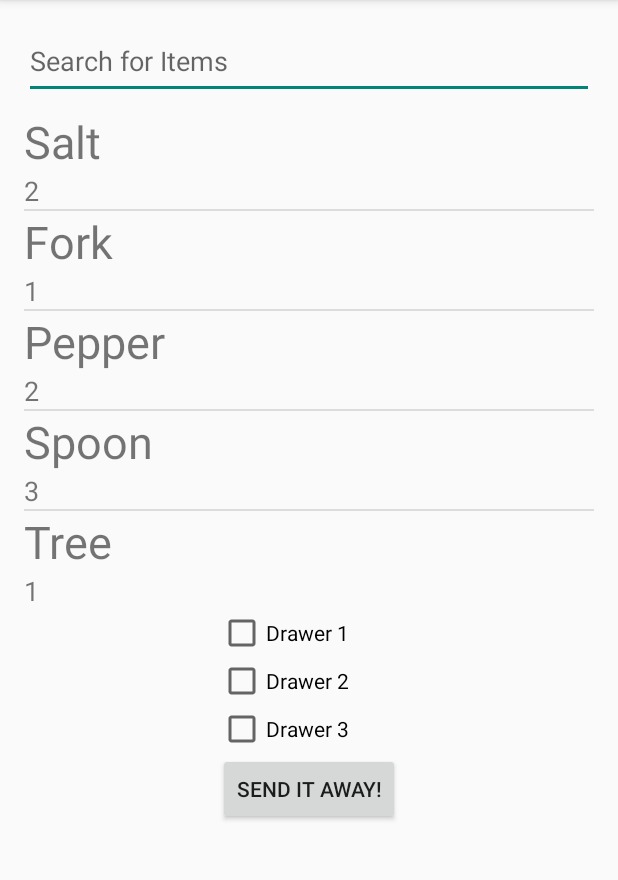
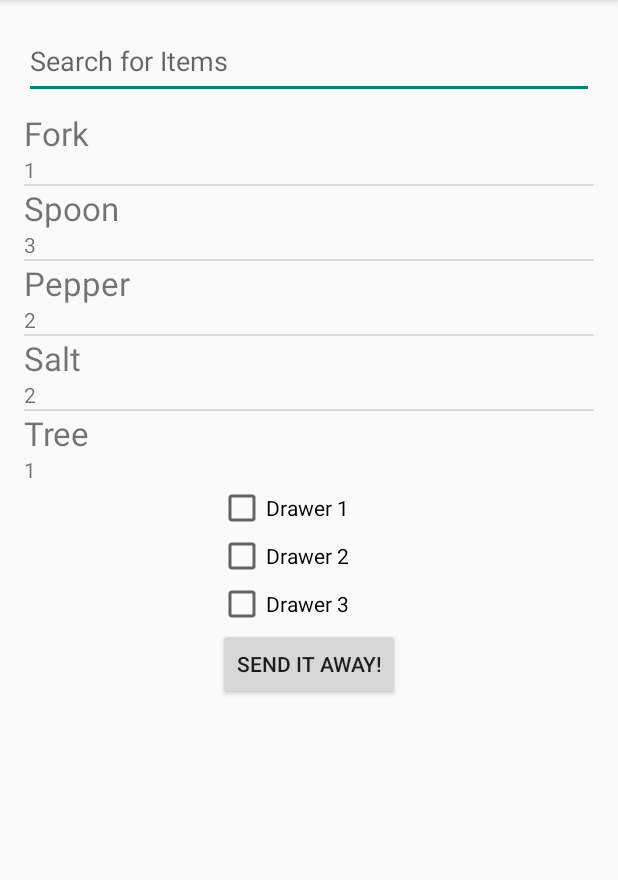
Before and after one commit to vishalkuo/HackTheNorth, an Android app: the screen it shows after launch (MainActivity), on a phone screen of 412 x 824 dp, the part 84-964 px from its top. Run offline under Robolectric (Android 15) with nearby library versions, the phone set to English and light mode, and no system bars.

Commit message:
Worst data structures eer

```diff
--- a/Android/Kitchen-Ehhd/app/src/main/java/com/kitchen_ehhd/MainActivity.java
+++ b/Android/Kitchen-Ehhd/app/src/main/java/com/kitchen_ehhd/MainActivity.java
@@ -3,9 +3,11 @@ package com.kitchen_ehhd;
 import android.app.Activity;
 import android.os.AsyncTask;
 import android.os.Bundle;
+import android.util.Log;
 import android.view.Menu;
 import android.view.MenuItem;
 import android.view.View;
+import android.widget.AdapterView;
 import android.widget.Button;
 import android.widget.CheckBox;
 import android.widget.ListView;
@@ -24,6 +26,7 @@ public class MainActivity extends Activity {
     private CheckBox c1;
     private CheckBox c2;
     private CheckBox c3;
+    private Map<String, Integer> itemMap;
 
     @Override
     protected void onCreate(Bundle savedInstanceState) {
@@ -33,6 +36,8 @@ public class MainActivity extends Activity {
         final Button button = (Button) findViewById(R.id.send);
 
         itemList = (ListView)findViewById(R.id.search_items);
+
+        itemMap = new MockSearchItems().getItemToDrawerMap();
 
         populateListView();
         button.setOnClickListener(new View.OnClickListener() {
@@ -82,11 +87,17 @@ public class MainActivity extends Activity {
     }
 
     private void populateListView(){
-        MapAdapter adapter = new MapAdapter(new MockSearchItems().getItemToDrawerMap());
+        MapAdapter adapter = new MapAdapter(itemMap);
         itemList.setAdapter(adapter);
+        itemList.setOnItemClickListener(new AdapterView.OnItemClickListener() {
+            @Override
+            public void onItemClick(AdapterView<?> adapterView, View view, int i, long l) {
+                Log.d("LOL", itemMap.keySet().toArray()[i].toString());
+            }
+        });
     }
 
-    private class RESTCall extends AsyncTask<Void, Void, Void> {
+    private class RESTCall extends AsyncTask<Void, Void, Void>{
         private String req;
 
         public RESTCall(String req) {
--- a/Android/Kitchen-Ehhd/app/src/main/java/com/kitchen_ehhd/Models/MockSearchItems.java
+++ b/Android/Kitchen-Ehhd/app/src/main/java/com/kitchen_ehhd/Models/MockSearchItems.java
@@ -1,13 +1,14 @@
 package com.kitchen_ehhd.Models;
 
 import java.util.HashMap;
+import java.util.LinkedHashMap;
 import java.util.Map;
 
 /**
  * Created by vishalkuo on 15-09-19.
  */
 public class MockSearchItems {
-    private Map<String, Integer> itemToDrawerMap = new HashMap<>();
+    private static Map<String, Integer> itemToDrawerMap = new LinkedHashMap<>();
 
     public MockSearchItems() {
         itemToDrawerMap.put("Fork", 1);
--- a/Android/Kitchen-Ehhd/app/src/main/res/layout/custom_adapter.xml
+++ b/Android/Kitchen-Ehhd/app/src/main/res/layout/custom_adapter.xml
@@ -7,14 +7,14 @@
         android:id="@+id/item_name"
         android:layout_width="match_parent"
         android:layout_height="wrap_content"
-        android:textSize="30dp"
+        android:textSize="22dp"
         />
 
     <TextView
         android:id="@+id/drawer_number"
         android:layout_width="match_parent"
         android:layout_height="wrap_content"
-        android:textSize="18dp"
+        android:textSize="14dp"
         />
 
 </LinearLayout>
```
